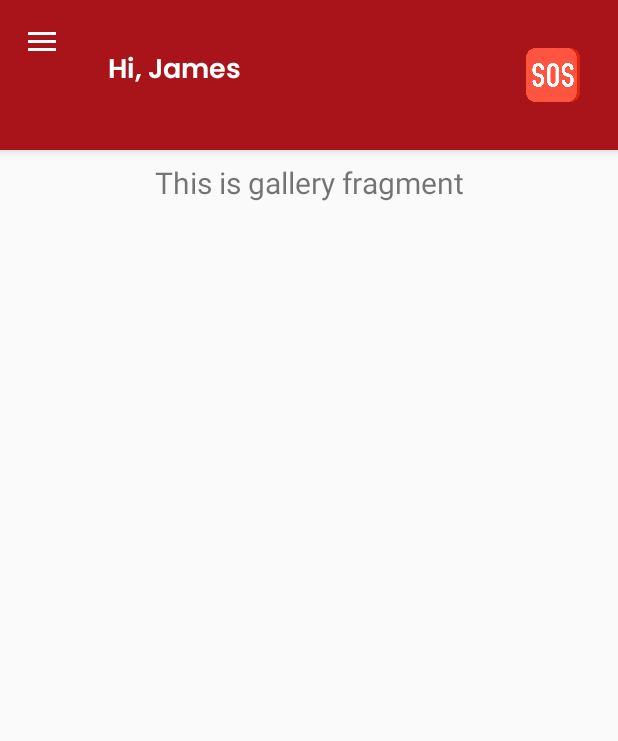
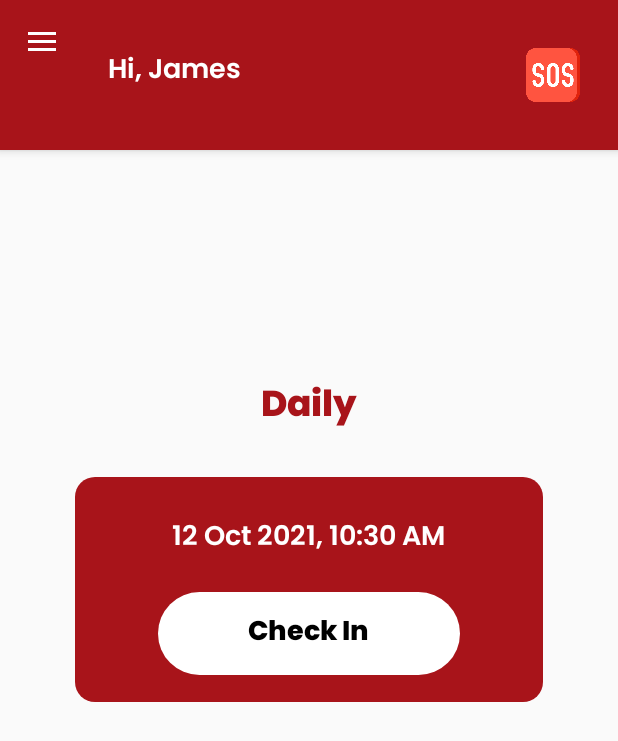
Before and after one commit to Scurra96/gk-application, an Android app: the screen it shows after launch (HomeActivity), in the side drawer, after a tap on "Attendance", on a phone screen of 412 x 824 dp. Shown: the top 741 px of the screen. Run offline under Robolectric (Android 15) with nearby library versions, the phone set to English and light mode, and no system bars; our stand-ins replace navigation-ui.

Commit message:
GN added new commit

```diff
--- a/app/build.gradle
+++ b/app/build.gradle
@@ -1,5 +1,6 @@
 plugins {
     id 'com.android.application'
+    id 'com.google.gms.google-services'
 }
 
 android {
@@ -41,7 +42,12 @@ dependencies {
     implementation 'androidx.navigation:navigation-fragment:2.3.0'
     implementation 'androidx.navigation:navigation-ui:2.3.0'
     implementation 'androidx.legacy:legacy-support-v4:1.0.0'
+    implementation 'com.google.firebase:firebase-database:20.0.2'
     testImplementation 'junit:junit:4.+'
     androidTestImplementation 'androidx.test.ext:junit:1.1.3'
     androidTestImplementation 'androidx.test.espresso:espresso-core:3.4.0'
+
+    implementation 'com.google.android.gms:play-services-location:17.0.0'
+
+
 }
--- /dev/null
+++ b/app/src/main/java/com/example/gk/ui/attendance/AttendanceFragment.java
@@ -0,0 +1,147 @@
+package com.example.gk.ui.attendance;
+
+import static androidx.constraintlayout.motion.widget.Debug.getLocation;
+
+import android.Manifest;
+import android.content.Context;
+import android.content.pm.PackageManager;
+import android.location.Address;
+import android.location.Geocoder;
+import android.location.Location;
+import android.location.LocationManager;
+import android.os.Bundle;
+import android.view.Gravity;
+import android.view.LayoutInflater;
+import android.view.View;
+import android.view.ViewGroup;
+import android.view.WindowManager;
+import android.widget.EditText;
+import android.widget.PopupWindow;
+import android.widget.RelativeLayout;
+import android.widget.TextView;
+
+import androidx.core.app.ActivityCompat;
+import androidx.fragment.app.Fragment;
+
+import com.example.gk.R;
+
+import java.text.SimpleDateFormat;
+import java.util.Calendar;
+import java.util.Date;
+import java.util.List;
+import java.util.Locale;
+
+public class AttendanceFragment extends Fragment {
+
+    TextView text_date_and_time;
+    RelativeLayout relative_checkIn;
+    EditText editText_siteName,editText_location;
+    Location gps_loc;
+    Location network_loc;
+    Location final_loc;
+    double longitude;
+    double latitude;
+    String userCountry, userAddress;
+
+    @Override
+    public View onCreateView(LayoutInflater inflater, ViewGroup container,
+                             Bundle savedInstanceState) {
+        // Inflate the layout for this fragment
+        View root = inflater.inflate(R.layout.fragment_attendance, container, false);
+
+        text_date_and_time = root.findViewById(R.id.text_date_and_time);
+        relative_checkIn = root.findViewById(R.id.relative_checkIn);
+
+        Calendar c = Calendar.getInstance();
+        SimpleDateFormat dateFormat = new SimpleDateFormat("dd MMM yyyy, HH:mm aa",
+                Locale.getDefault());
+        String formatDate_time = dateFormat.format(new Date());
+        text_date_and_time.setText(formatDate_time);
+
+        relative_checkIn.setOnClickListener(new View.OnClickListener() {
+            @Override
+            public void onClick(View v) {
+                View popupView = LayoutInflater.from(getActivity()).inflate(
+                        R.layout.layout_site_location, null);
+                final PopupWindow popupWindow = new PopupWindow(popupView, WindowManager.
+                        LayoutParams.MATCH_PARENT, WindowManager.LayoutParams.MATCH_PARENT);
+                popupWindow.showAtLocation(popupView, Gravity.CENTER, 0, 0);
+                popupWindow.setFocusable(true);
+                popupWindow.update();
+
+                editText_siteName = popupView.findViewById(R.id.editText_siteName);
+                editText_location = popupView.findViewById(R.id.editText_location);
+
+                getCurrentLocation(editText_location);
+
+            }
+        });
+
+        return root;
+    }
+
+    private void getCurrentLocation(EditText editText_location) {
+
+        LocationManager locationManager = (LocationManager)requireActivity()
+                .getSystemService(Context.LOCATION_SERVICE);
+
+        if (ActivityCompat.checkSelfPermission(requireActivity(),
+                Manifest.permission.ACCESS_FINE_LOCATION) != PackageManager.PERMISSION_GRANTED
+                && ActivityCompat.checkSelfPermission(requireActivity(),
+                Manifest.permission.ACCESS_COARSE_LOCATION) != PackageManager.PERMISSION_GRANTED
+                && ActivityCompat.checkSelfPermission(requireActivity(),
+                Manifest.permission.ACCESS_NETWORK_STATE) != PackageManager.PERMISSION_GRANTED) {
+
+            return;
+        }
+
+        try {
+
+            gps_loc = locationManager.getLastKnownLocation(LocationManager.GPS_PROVIDER);
+            network_loc = locationManager.getLastKnownLocation(LocationManager.NETWORK_PROVIDER);
+
+        } catch (Exception e) {
+            e.printStackTrace();
+        }
+
+        if (gps_loc != null) {
+            final_loc = gps_loc;
+            latitude = final_loc.getLatitude();
+            longitude = final_loc.getLongitude();
+        }
+        else if (network_loc != null) {
+            final_loc = network_loc;
+            latitude = final_loc.getLatitude();
+            longitude = final_loc.getLongitude();
+        }
+        else {
+            latitude = 0.0;
+            longitude = 0.0;
+        }
+
+
+        ActivityCompat.requestPermissions(requireActivity(), new String[]
+                {Manifest.permission.ACCESS_FINE_LOCATION,
+                        Manifest.permission.ACCESS_COARSE_LOCATION,
+                        Manifest.permission.ACCESS_NETWORK_STATE}, 1);
+
+        try {
+
+            Geocoder geocoder = new Geocoder(requireActivity(), Locale.getDefault());
+            List<Address> addresses = geocoder.getFromLocation(latitude, longitude, 1);
+            if (addresses != null && addresses.size() > 0) {
+                userCountry = addresses.get(0).getCountryName();
+                userAddress = addresses.get(0).getAddressLine(0);
+                editText_location.setText(userCountry + ", " + userAddress);
+            }
+            else {
+                userCountry = "Unknown";
+                editText_location.setText(userCountry);
+            }
+
+        } catch (Exception e) {
+            e.printStackTrace();
+        }
+    }
+
+}
--- a/app/src/main/java/com/example/gk/ui/gallery/GalleryFragment.java
+++ /dev/null
@@ -1,46 +0,0 @@
-package com.example.gk.ui.gallery;
-
-import android.os.Bundle;
-import android.view.LayoutInflater;
-import android.view.View;
-import android.view.ViewGroup;
-import android.widget.TextView;
-
-import androidx.annotation.NonNull;
-import androidx.annotation.Nullable;
-import androidx.fragment.app.Fragment;
-import androidx.lifecycle.Observer;
-import androidx.lifecycle.ViewModelProvider;
-
-import com.example.gk.R;
-import com.example.gk.databinding.FragmentGalleryBinding;
-
-public class GalleryFragment extends Fragment {
-
-    private GalleryViewModel galleryViewModel;
-    private FragmentGalleryBinding binding;
-
-    public View onCreateView(@NonNull LayoutInflater inflater,
-                             ViewGroup container, Bundle savedInstanceState) {
-        galleryViewModel =
-                new ViewModelProvider(this).get(GalleryViewModel.class);
-
-        binding = FragmentGalleryBinding.inflate(inflater, container, false);
-        View root = binding.getRoot();
-
-        final TextView textView = binding.textGallery;
-        galleryViewModel.getText().observe(getViewLifecycleOwner(), new Observer<String>() {
-            @Override
-            public void onChanged(@Nullable String s) {
-                textView.setText(s);
-            }
-        });
-        return root;
-    }
-
-    @Override
-    public void onDestroyView() {
-        super.onDestroyView();
-        binding = null;
-    }
-}
--- a/app/src/main/java/com/example/gk/ui/gallery/GalleryViewModel.java
+++ /dev/null
@@ -1,19 +0,0 @@
-package com.example.gk.ui.gallery;
-
-import androidx.lifecycle.LiveData;
-import androidx.lifecycle.MutableLiveData;
-import androidx.lifecycle.ViewModel;
-
-public class GalleryViewModel extends ViewModel {
-
-    private MutableLiveData<String> mText;
-
-    public GalleryViewModel() {
-        mText = new MutableLiveData<>();
-        mText.setValue("This is gallery fragment");
-    }
-
-    public LiveData<String> getText() {
-        return mText;
-    }
-}
--- a/app/src/main/java/com/example/gk/ui/home/HomeFragment.java
+++ /dev/null
@@ -1,46 +0,0 @@
-package com.example.gk.ui.home;
-
-import android.os.Bundle;
-import android.view.LayoutInflater;
-import android.view.View;
-import android.view.ViewGroup;
-import android.widget.TextView;
-
-import androidx.annotation.NonNull;
-import androidx.annotation.Nullable;
-import androidx.fragment.app.Fragment;
-import androidx.lifecycle.Observer;
-import androidx.lifecycle.ViewModelProvider;
-
-import com.example.gk.R;
-import com.example.gk.databinding.FragmentHomeBinding;
-
-public class HomeFragment extends Fragment {
-
-    private HomeViewModel homeViewModel;
-    private FragmentHomeBinding binding;
-
-    public View onCreateView(@NonNull LayoutInflater inflater,
-                             ViewGroup container, Bundle savedInstanceState) {
-        homeViewModel =
-                new ViewModelProvider(this).get(HomeViewModel.class);
-
-        binding = FragmentHomeBinding.inflate(inflater, container, false);
-        View root = binding.getRoot();
-
-        final TextView textView = binding.textHome;
-        homeViewModel.getText().observe(getViewLifecycleOwner(), new Observer<String>() {
-            @Override
-            public void onChanged(@Nullable String s) {
-                textView.setText(s);
-            }
-        });
-        return root;
-    }
-
-    @Override
-    public void onDestroyView() {
-        super.onDestroyView();
-        binding = null;
-    }
-}
--- a/app/src/main/java/com/example/gk/ui/home/HomeViewModel.java
+++ /dev/null
@@ -1,19 +0,0 @@
-package com.example.gk.ui.home;
-
-import androidx.lifecycle.LiveData;
-import androidx.lifecycle.MutableLiveData;
-import androidx.lifecycle.ViewModel;
-
-public class HomeViewModel extends ViewModel {
-
-    private MutableLiveData<String> mText;
-
-    public HomeViewModel() {
-        mText = new MutableLiveData<>();
-        mText.setValue("This is home fragment");
-    }
-
-    public LiveData<String> getText() {
-        return mText;
-    }
-}
--- a/app/src/main/res/layout/fragment_attendance.xml
+++ b/app/src/main/res/layout/fragment_attendance.xml
@@ -12,7 +12,7 @@
        android:layout_height="wrap_content"
        android:textColor="@color/logo_color"
        android:textSize="24sp"
-       android:layout_marginTop="25dp"
+       android:layout_marginTop="150dp"
        android:layout_centerHorizontal="true"
        android:fontFamily="@font/poppins_extra_bold"
        android:text="Daily"/>
@@ -30,14 +30,15 @@
             android:id="@+id/text_date_and_time"
             android:layout_width="wrap_content"
             android:layout_height="wrap_content"
+            android:layout_centerHorizontal="true"
+            android:layout_marginTop="25dp"
+            android:fontFamily="@font/poppins_semi_bold"
+            android:text="30 Sep 2021, 05:28 PM"
             android:textColor="@color/white"
-            android:textSize="18sp"
-            android:layout_marginTop="25dp"
-            android:layout_centerHorizontal="true"
-            android:fontFamily="@font/poppins_semi_bold"
-            android:text="30 Sep 2021, 05:28 PM"/>
+            android:textSize="18sp" />
 
         <RelativeLayout
+            android:id="@+id/relative_checkIn"
             android:layout_width="match_parent"
             android:layout_height="55dp"
             android:layout_marginTop="20dp"
--- a/app/src/main/res/layout/fragment_gallery.xml
+++ /dev/null
@@ -1,23 +0,0 @@
-<?xml version="1.0" encoding="utf-8"?>
-<RelativeLayout xmlns:android="http://schemas.android.com/apk/res/android"
-    xmlns:app="http://schemas.android.com/apk/res-auto"
-    xmlns:tools="http://schemas.android.com/tools"
-    android:layout_width="match_parent"
-    android:layout_height="match_parent"
-    tools:context=".ui.gallery.GalleryFragment">
-
-    <TextView
-        android:id="@+id/text_gallery"
-        android:layout_width="match_parent"
-        android:layout_height="wrap_content"
-        android:layout_marginStart="8dp"
-        android:layout_marginTop="8dp"
-        android:layout_marginEnd="8dp"
-        android:textAlignment="center"
-        android:textSize="20sp"
-        app:layout_constraintBottom_toBottomOf="parent"
-        app:layout_constraintEnd_toEndOf="parent"
-        app:layout_constraintStart_toStartOf="parent"
-        app:layout_constraintTop_toTopOf="parent" />
-
-</RelativeLayout>
--- a/app/src/main/res/menu/activity_main_drawer.xml
+++ b/app/src/main/res/menu/activity_main_drawer.xml
@@ -6,13 +6,14 @@
 
     <group android:checkableBehavior="single">
         <item
-            android:id="@+id/nav_home"
-            android:title="@string/menu_home"
-            android:icon="@drawable/ic_baseline_person_outline" />
-        <item
             android:id="@+id/nav_gallery"
             android:icon="@drawable/ic_baseline_assignment_turned_in"
             android:title="@string/menu_gallery"
+          />
+        <item
+            android:id="@+id/nav_home"
+            android:title="@string/menu_home"
+            android:icon="@drawable/ic_baseline_person_outline"
             />
 
     </group>
--- a/app/src/main/res/navigation/mobile_navigation.xml
+++ b/app/src/main/res/navigation/mobile_navigation.xml
@@ -7,14 +7,14 @@
 
     <fragment
         android:id="@+id/nav_home"
-        android:name="com.example.gk.ui.home.HomeFragment"
+        android:name="com.example.gk.ui.attendance.AttendanceFragment"
         android:label="@string/menu_home"
-        tools:layout="@layout/fragment_home" />
+        tools:layout="@layout/fragment_profile" />
 
     <fragment
         android:id="@+id/nav_gallery"
-        android:name="com.example.gk.ui.gallery.GalleryFragment"
+        android:name="com.example.gk.ui.profile.ProfileFragment"
         android:label="@string/menu_gallery"
-        tools:layout="@layout/fragment_gallery" />
+        tools:layout="@layout/fragment_attendance" />
 
 </navigation>
--- a/app/src/main/res/values/strings.xml
+++ b/app/src/main/res/values/strings.xml
@@ -10,8 +10,8 @@
     <string name="nav_header_desc">Navigation header</string>
     <string name="action_settings">Settings</string>
 
-    <string name="menu_home">Profile</string>
-    <string name="menu_gallery">Attendance</string>
+    <string name="menu_home">Attendance</string>
+    <string name="menu_gallery">Profile</string>
     <!-- TODO: Remove or change this placeholder text -->
     <string name="hello_blank_fragment">Hello blank fragment</string>
     <string name="view_all">View All</string>
--- a/build.gradle
+++ b/build.gradle
@@ -6,6 +6,7 @@ buildscript {
     }
     dependencies {
         classpath "com.android.tools.build:gradle:4.2.2"
+        classpath 'com.google.gms:google-services:4.3.10'
 
         // NOTE: Do not place your application dependencies here; they belong
         // in the individual module build.gradle files
```
Also changed, not shown: app/src/main/AndroidManifest.xml (+8 -1 lines), app/src/main/java/com/example/gk/ui/profile/ProfileFragment.java (added, +27 -0 lines), app/src/main/res/layout/fragment_home.xml (deleted, +0 -22 lines), app/src/main/res/layout/layout_site_location.xml (+11 -3 lines).
